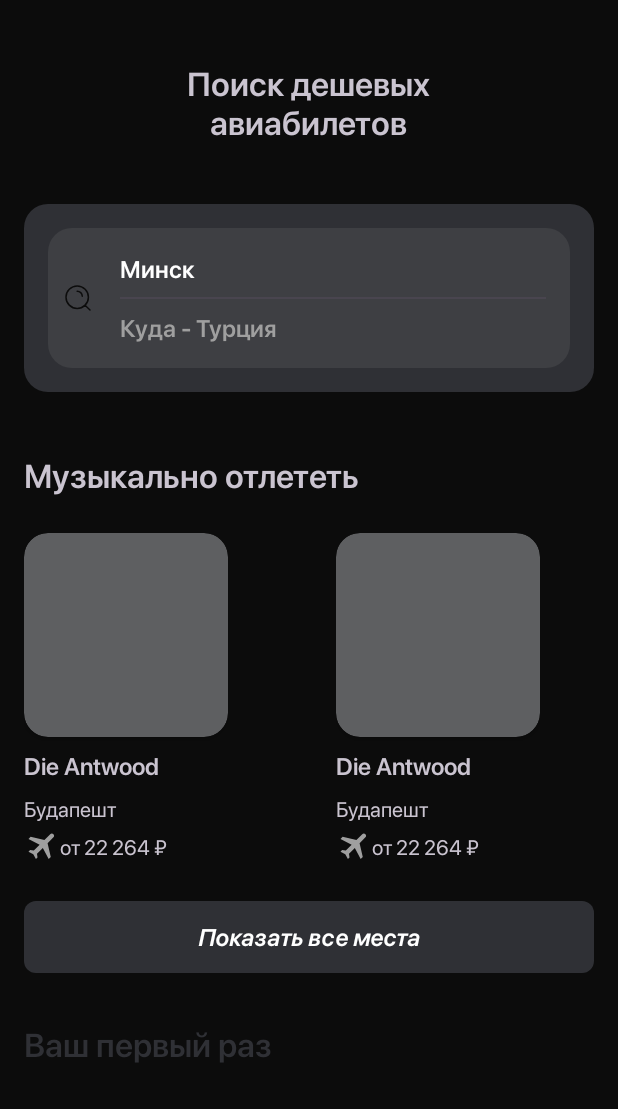
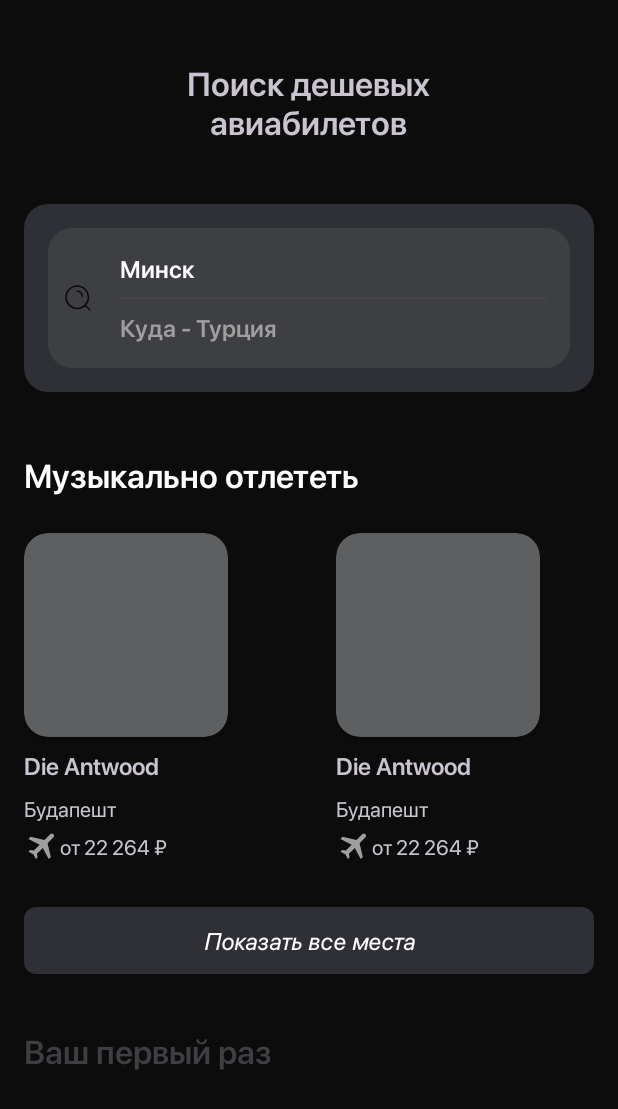
Before and after one commit to Fxynos/Avia-Tickets, an Android app: the layout fragment_offers.xml on its own in the app's theme, with its tools: preview values and no code run, on a phone screen of 412 x 824 dp. Shown: the top 1109 px of the screen. Run offline under Robolectric (Android 15) with nearby library versions, the phone set to English and light mode, and no system bars.

Commit message:
minor changes

```diff
--- a/android-client/app/src/main/res/drawable/shape_rounded_2.xml
+++ /dev/null
@@ -1,5 +0,0 @@
-<?xml version="1.0" encoding="utf-8"?>
-<shape xmlns:android="http://schemas.android.com/apk/res/android">
-    <solid android:color="@color/grey_3"/>
-    <corners android:radius="8dp"/>
-</shape>
--- a/android-client/app/src/main/res/layout/fragment_offers.xml
+++ b/android-client/app/src/main/res/layout/fragment_offers.xml
@@ -32,14 +32,14 @@
             android:layout_width="match_parent"
             android:layout_height="wrap_content"
             android:padding="16dp"
-            android:background="@drawable/shape_rounded_1"
+            android:background="@drawable/shape_rounded"
             android:backgroundTint="@color/grey_3">
 
             <LinearLayout
                 android:layout_width="match_parent"
                 android:layout_height="wrap_content"
                 android:orientation="horizontal"
-                android:background="@drawable/shape_rounded_1"
+                android:background="@drawable/shape_rounded"
                 android:backgroundTint="@color/grey_4">
 
                 <ImageView
@@ -62,6 +62,10 @@
                         android:layout_width="match_parent"
                         android:layout_height="wrap_content"
                         android:hint="@string/input_hint_from"
+                        android:singleLine="true"
+                        android:imeOptions="actionNext"
+                        android:nextFocusDown="@id/input_to"
+                        android:maxLength="40"
                         tools:text="Минск"/>
 
                     <com.google.android.material.divider.MaterialDivider
@@ -74,7 +78,10 @@
                         android:id="@+id/input_to"
                         android:layout_width="match_parent"
                         android:layout_height="wrap_content"
-                        android:hint="@string/input_hint_to"/>
+                        android:hint="@string/input_hint_to"
+                        android:singleLine="true"
+                        android:imeOptions="actionSearch"
+                        android:maxLength="40"/>
 
                 </LinearLayout>
 
@@ -91,6 +98,7 @@
             android:layout_width="wrap_content"
             android:layout_height="wrap_content"
             android:layout_marginBottom="24dp"
+            android:textColor="@color/white"
             android:text="@string/title_offers" />
 
         <androidx.recyclerview.widget.RecyclerView
@@ -101,7 +109,6 @@
             tools:listitem="@layout/item_offer"/>
 
         <Button
-            style="@style/ButtonText"
             android:id="@+id/show_all"
             android:layout_width="match_parent"
             android:layout_height="wrap_content"
@@ -116,7 +123,7 @@
             android:layout_width="wrap_content"
             android:layout_height="wrap_content"
             android:text="@string/greeting"
-            android:textColor="@color/grey_3" />
+            android:textColor="@color/grey_4" />
 
     </LinearLayout>
 
--- a/android-client/app/src/main/res/values/styles.xml
+++ b/android-client/app/src/main/res/values/styles.xml
@@ -1,10 +1,13 @@
 <?xml version="1.0" encoding="utf-8"?>
 <resources>
     <style name="ButtonStyle" parent="Widget.Material3.Button">
-        <item name="android:background">@drawable/shape_rounded_2</item>
+        <item name="cornerRadius">8dp</item>
         <item name="backgroundTint">?attr/colorPrimary</item>
+        <item name="android:paddingVertical">12dp</item>
         <item name="android:textStyle">italic</item>
         <item name="android:textColor">@color/white</item>
+        <item name="android:textSize">16sp</item>
+        <item name="android:textFontWeight">400</item>
     </style>
 
     <style name="EditTextStyle" parent="Widget.AppCompat.EditText">
@@ -47,11 +50,6 @@
         <item name="android:textFontWeight">400</item>
     </style>
 
-    <style name="ButtonText">
-        <item name="android:textSize">16sp</item>
-        <item name="android:textFontWeight">600</item>
-    </style>
-
     <style name="TabText" parent="TextAppearance.Material3.LabelSmall">
         <item name="android:textSize">10sp</item>
         <item name="android:textFontWeight">400</item>
--- a/android-client/data/src/main/java/com/vl/aviatickets/data/DataStoreHistoryCache.kt
+++ b/android-client/data/src/main/java/com/vl/aviatickets/data/HistoryStoreImpl.kt
@@ -8,7 +8,7 @@
 import androidx.datastore.preferences.core.stringPreferencesKey
 import androidx.datastore.preferences.core.stringSetPreferencesKey
 import androidx.datastore.preferences.preferencesDataStore
-import com.vl.aviatickets.domain.boundary.HistoryCache
+import com.vl.aviatickets.domain.boundary.HistoryStore
 import kotlinx.coroutines.CoroutineScope
 import kotlinx.coroutines.Dispatchers
 import kotlinx.coroutines.flow.SharingStarted
@@ -23,7 +23,7 @@
 private val KEY_ARRIVAL_CITIES = stringSetPreferencesKey("arrival_cities")
 private val Context.dataStore by preferencesDataStore(PREFERENCES_FILE)
 
-class DataStoreHistoryCache(private val context: Context): HistoryCache<String> {
+class HistoryStoreImpl(private val context: Context): HistoryStore {
 
     private val dataStore: DataStore<Preferences> get() = context.dataStore
     private val scope = CoroutineScope(Dispatchers.IO)
--- a/android-client/domain/src/main/java/com/vl/aviatickets/domain/boundary/HistoryCache.kt
+++ b/android-client/domain/src/main/java/com/vl/aviatickets/domain/boundary/HistoryStore.kt
@@ -1,6 +1,6 @@
 package com.vl.aviatickets.domain.boundary
 
-interface HistoryCache<T: Any> {
+interface HistoryStore {
     var lastDepartureCity: String?
     var lastArrivalCities: List<String>?
 }
--- a/android-client/domain/src/main/java/com/vl/aviatickets/domain/manager/HistoryManager.kt
+++ b/android-client/domain/src/main/java/com/vl/aviatickets/domain/manager/HistoryManager.kt
@@ -1,10 +1,10 @@
 package com.vl.aviatickets.domain.manager
 
-import com.vl.aviatickets.domain.boundary.HistoryCache
+import com.vl.aviatickets.domain.boundary.HistoryStore
 import java.util.LinkedList
 
 class HistoryManager(
-    private val cache: HistoryCache<String>,
+    private val cache: HistoryStore,
     private val maxCapacity: Int
 ) {
     val lastDepartureCity by cache::lastDepartureCity
--- a/android-client/gradle/libs.versions.toml
+++ b/android-client/gradle/libs.versions.toml
@@ -8,6 +8,7 @@
 material = "1.12.0"
 navigation = "2.7.7"
 retrofit = "2.9.0"
+coil = "2.6.0"
 
 [libraries]
 androidx-core-ktx = { group = "androidx.core", name = "core-ktx", version.ref = "coreKtx" }
@@ -25,6 +26,8 @@
 hilt-android = { group = "com.google.dagger", name = "hilt-android", version.ref = "hilt" }
 hilt-android-compiler = { group = "com.google.dagger", name = "hilt-android-compiler", version.ref = "hilt" }
 
+coil-kt = { group = "io.coil-kt", name = "coil", version.ref = "coil" }
+
 [plugins]
 jetbrains-kotlin-android = { id = "org.jetbrains.kotlin.android", version.ref = "kotlin" }
 android-application = { id = "com.android.application", version.ref = "agp" }
```
Also changed, not shown: android-client/app/build.gradle.kts (+9 -0 lines), android-client/app/src/main/java/com/vl/aviatickets/ui/hilt/DependencyHolder.kt (+22 -16 lines), android-client/app/src/main/java/com/vl/aviatickets/ui/screen/AviaTicketsAllTicketsFragment.kt (+18 -1 lines), android-client/app/src/main/java/com/vl/aviatickets/ui/screen/AviaTicketsChosenCountryFragment.kt (+18 -1 lines), android-client/app/src/main/java/com/vl/aviatickets/ui/screen/AviaTicketsFiltersFragment.kt (+18 -1 lines), android-client/app/src/main/java/com/vl/aviatickets/ui/screen/AviaTicketsOffersFragment.kt (+18 -1 lines), android-client/app/src/main/java/com/vl/aviatickets/ui/screen/AviaTicketsSearchFragment.kt (+18 -1 lines), android-client/app/src/main/java/com/vl/aviatickets/ui/screen/MainActivity.kt (+31 -1 lines), android-client/app/src/main/res/drawable/shape_rounded.xml (renamed from android-client/app/src/main/res/drawable/shape_rounded_1.xml).
